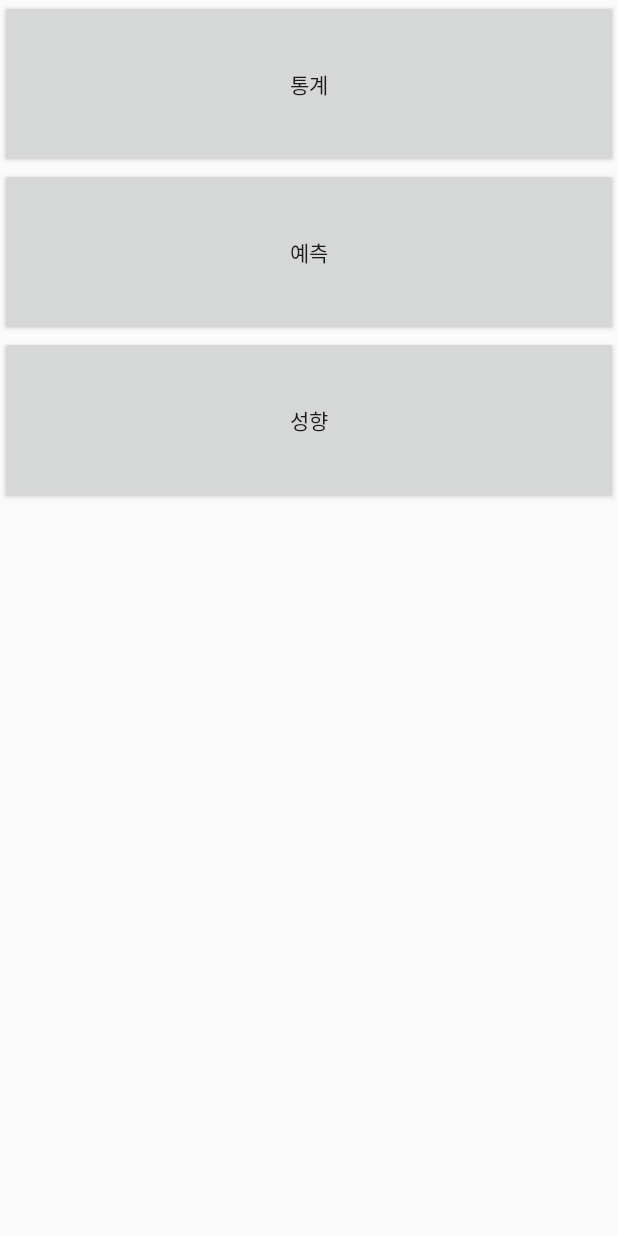
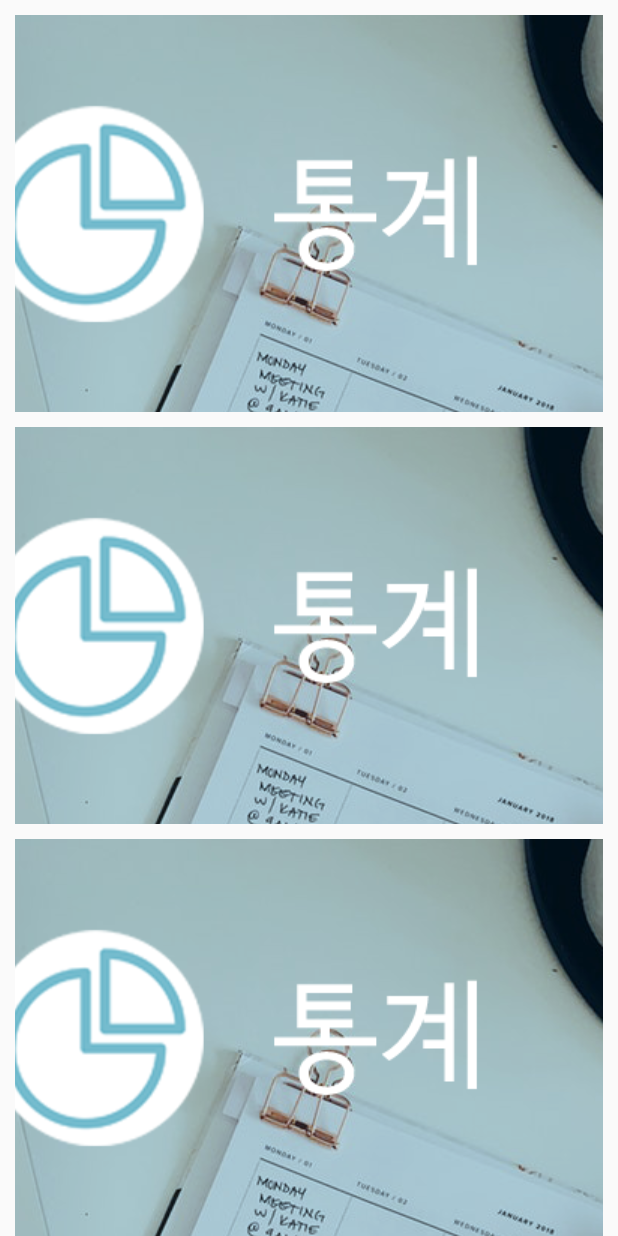
Before and after one commit to 9z/DayKeeper, an Android app: the layout activity_item_analysis2.xml on its own in the app's theme, with its tools: preview values and no code run, on a phone screen of 412 x 824 dp. Run offline under Robolectric (Android 15) with nearby library versions, the phone set to English and light mode, and no system bars.

Commit message:
다솔 작업-메뉴창

```diff
--- a/app/src/main/res/layout/activity_item_analysis2.xml
+++ b/app/src/main/res/layout/activity_item_analysis2.xml
@@ -7,27 +7,35 @@
     android:orientation="vertical"
     tools:context="codingtribe.com.item_analysis2">
 
-    <Button
-        android:id="@+id/btn_statics"
+    <ImageButton
+        android:id="@+id/imageButton1"
         android:layout_width="match_parent"
         android:layout_height="wrap_content"
-        android:paddingBottom="45dp"
-        android:paddingTop="45dp"
-        android:text="통계" />
+        android:layout_weight="1"
+        android:src="@drawable/menuone1"
+        android:layout_marginTop="10dp"
+        android:layout_marginLeft="10dp"
+        android:layout_marginRight="10dp"/>
 
-    <Button
-        android:id="@+id/btn_predict"
+    <ImageButton
+        android:id="@+id/imageButton2"
         android:layout_width="match_parent"
         android:layout_height="wrap_content"
-        android:paddingBottom="45dp"
-        android:paddingTop="45dp"
-        android:text="예측" />
+        android:layout_weight="1"
+        android:src="@drawable/menuone1"
+        android:layout_marginTop="10dp"
+        android:layout_marginLeft="10dp"
+        android:layout_marginRight="10dp"/>
 
-    <Button
-        android:id="@+id/btn_type"
+    <ImageButton
+        android:id="@+id/imageButton3"
         android:layout_width="match_parent"
         android:layout_height="wrap_content"
-        android:paddingBottom="45dp"
-        android:paddingTop="45dp"
-        android:text="성향" />
+        android:layout_weight="1"
+        android:src="@drawable/menuone1"
+        android:layout_marginTop="10dp"
+        android:layout_marginLeft="10dp"
+    android:layout_marginRight="10dp"/>
+
+
 </LinearLayout>
```
Also changed, not shown: app/src/main/res/drawable/menuone1.png (added).
